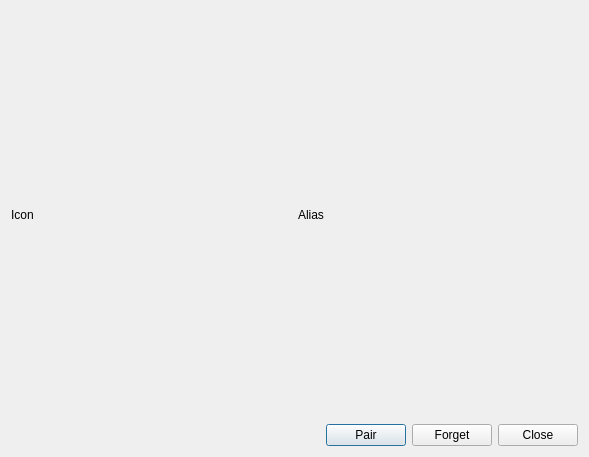
surlykke/partooth, file devicedialog.ui: the form before one commit.
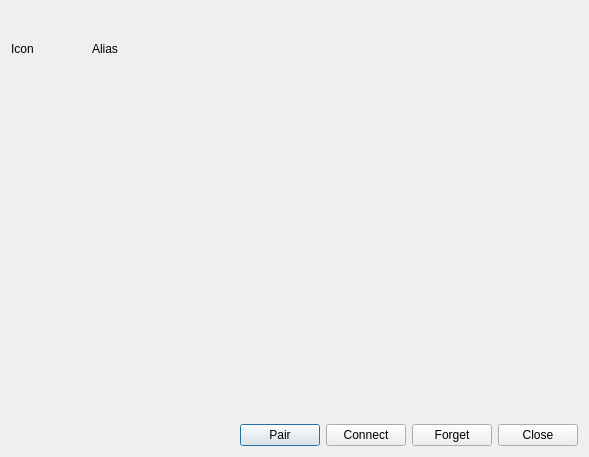
The form after the commit.

What changed in the file:
```diff
--- a/devicedialog.ui
+++ b/devicedialog.ui
@@ -18,6 +18,18 @@
     <layout class="QHBoxLayout" name="horizontalLayout">
      <item>
       <widget class="QLabel" name="iconLabel">
+       <property name="minimumSize">
+        <size>
+         <width>75</width>
+         <height>75</height>
+        </size>
+       </property>
+       <property name="maximumSize">
+        <size>
+         <width>75</width>
+         <height>75</height>
+        </size>
+       </property>
        <property name="text">
         <string>Icon</string>
        </property>
@@ -32,6 +44,19 @@
      </item>
     </layout>
    </item>
+   <item>
+    <spacer name="verticalSpacer">
+     <property name="orientation">
+      <enum>Qt::Vertical</enum>
+     </property>
+     <property name="sizeHint" stdset="0">
+      <size>
+       <width>20</width>
+       <height>40</height>
+      </size>
+     </property>
+    </spacer>
+   </item>
    <item>
     <layout class="QHBoxLayout" name="horizontalLayout_2">
      <item>
@@ -54,6 +79,13 @@
        </property>
       </widget>
      </item>
+     <item>
+      <widget class="QPushButton" name="connectButton">
+       <property name="text">
+        <string>Connect</string>
+       </property>
+      </widget>
+     </item>
      <item>
       <widget class="QPushButton" name="forgetButton">
        <property name="text">
```
